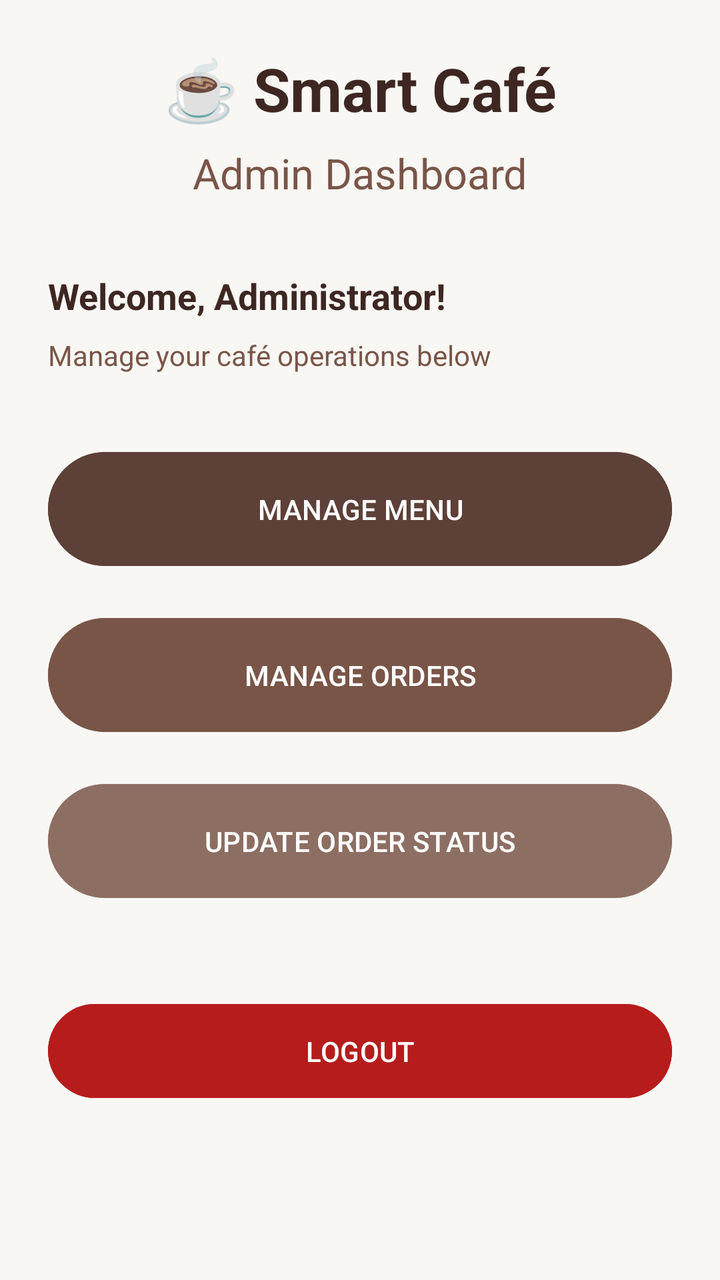
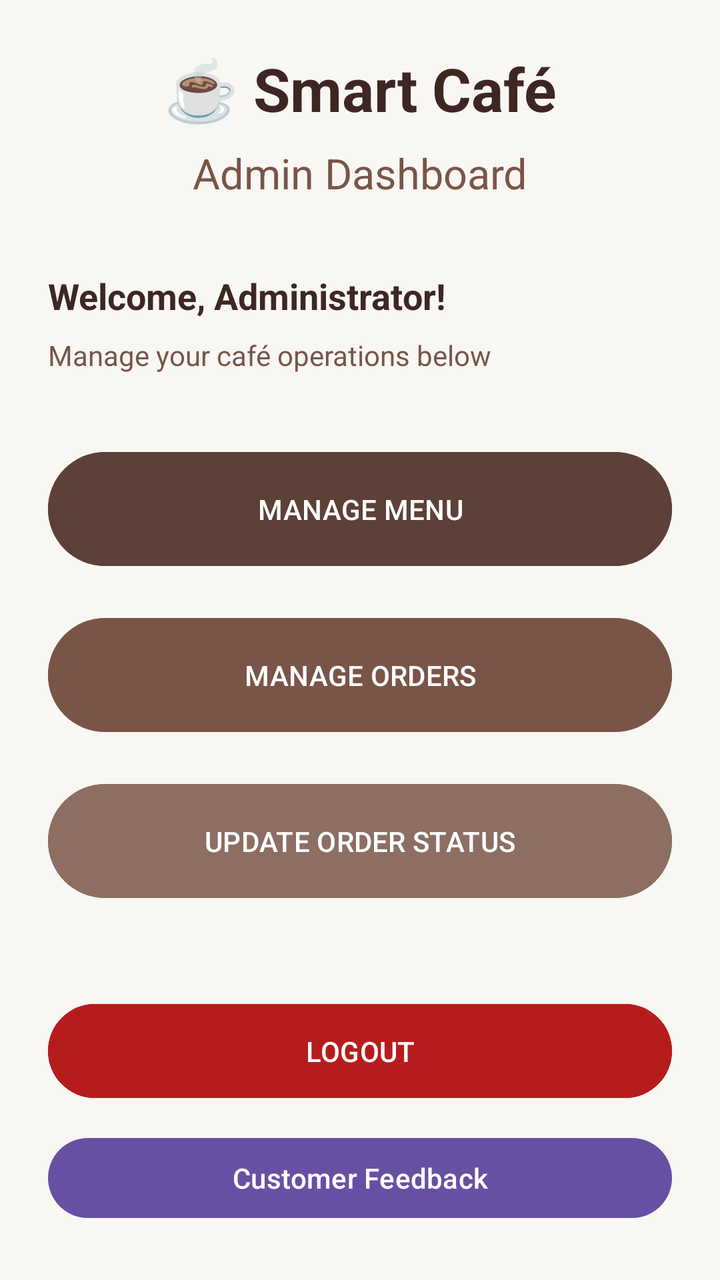

The first picture is an Android layout as it rendered before a commit; the second is the same layout after the commit. The layout source and the unified diff follow.
<!-- AndroidManifest.xml: application theme Theme.Smartcafe -->
<!-- res/layout/activity_dashboard.xml -->
<ScrollView xmlns:android="http://schemas.android.com/apk/res/android"
    xmlns:tools="http://schemas.android.com/tools"
    android:layout_width="match_parent"
    android:layout_height="match_parent"
    android:background="#F8F7F3"
    android:fillViewport="true"
    tools:context=".DashboardActivity">

    <LinearLayout
        android:layout_width="match_parent"
        android:layout_height="wrap_content"
        android:orientation="vertical"
        android:padding="24dp">

        <TextView
            android:layout_width="match_parent"
            android:layout_height="wrap_content"
            android:text="☕ Smart Café"
            android:textSize="30sp"
            android:textStyle="bold"
            android:textColor="#3E2723"
            android:gravity="center" />

        <TextView
            android:layout_width="match_parent"
            android:layout_height="wrap_content"
            android:text="Admin Dashboard"
            android:textSize="21sp"
            android:textColor="#795548"
            android:gravity="center"
            android:layout_marginTop="8dp" />

        <TextView
            android:id="@+id/txtWelcome"
            android:layout_width="match_parent"
            android:layout_height="wrap_content"
            android:text="Welcome, Administrator!"
            android:textSize="18sp"
            android:textStyle="bold"
            android:textColor="#3E2723"
            android:layout_marginTop="35dp" />

        <TextView
            android:layout_width="match_parent"
            android:layout_height="wrap_content"
            android:text="Manage your café operations below"
            android:textColor="#795548"
            android:layout_marginTop="8dp" />

        <Button
            android:id="@+id/btnManageMenu"
            android:layout_width="match_parent"
            android:layout_height="65dp"
            android:layout_marginTop="35dp"
            android:text="MANAGE MENU"
            android:textColor="#FFFFFF"
            android:backgroundTint="#5D4037" />

        <Button
            android:id="@+id/btnManageOrders"
            android:layout_width="match_parent"
            android:layout_height="65dp"
            android:layout_marginTop="18dp"
            android:text="MANAGE ORDERS"
            android:textColor="#FFFFFF"
            android:backgroundTint="#795548" />

        <Button
            android:id="@+id/btnUpdateStatus"
            android:layout_width="match_parent"
            android:layout_height="65dp"
            android:layout_marginTop="18dp"
            android:text="UPDATE ORDER STATUS"
            android:textColor="#FFFFFF"
            android:backgroundTint="#8D6E63" />

        <Button
            android:id="@+id/btnLogout"
            android:layout_width="match_parent"
            android:layout_height="55dp"
            android:layout_marginTop="45dp"
            android:text="LOGOUT"
            android:textColor="#FFFFFF"
            android:backgroundTint="#B71C1C" />

    </LinearLayout>
</ScrollView>
<!-- resources referenced by this layout -->
<resources>
  <style name="Theme.Smartcafe" parent="Base.Theme.Smartcafe" />
  <style name="Base.Theme.Smartcafe" parent="Theme.Material3.DayNight.NoActionBar">
          
          
      </style>
</resources>

<!-- the commit's change to res/layout/activity_dashboard.xml (unified diff, before → after) -->
@@ -82,6 +82,12 @@
             android:text="LOGOUT"
             android:textColor="#FFFFFF"
             android:backgroundTint="#B71C1C" />
+        <Button
+            android:id="@+id/btnCustomerFeedback"
+            android:layout_width="match_parent"
+            android:layout_height="wrap_content"
+            android:text="Customer Feedback"
+            android:layout_marginTop="12dp" />
 
     </LinearLayout>
 </ScrollView>
